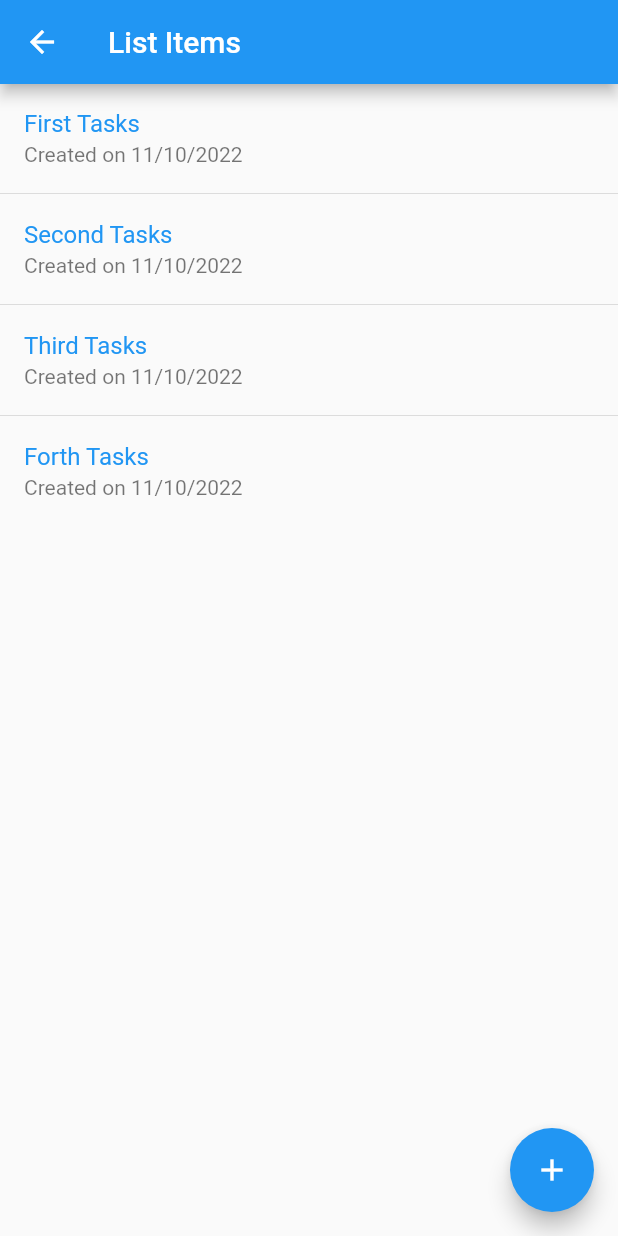
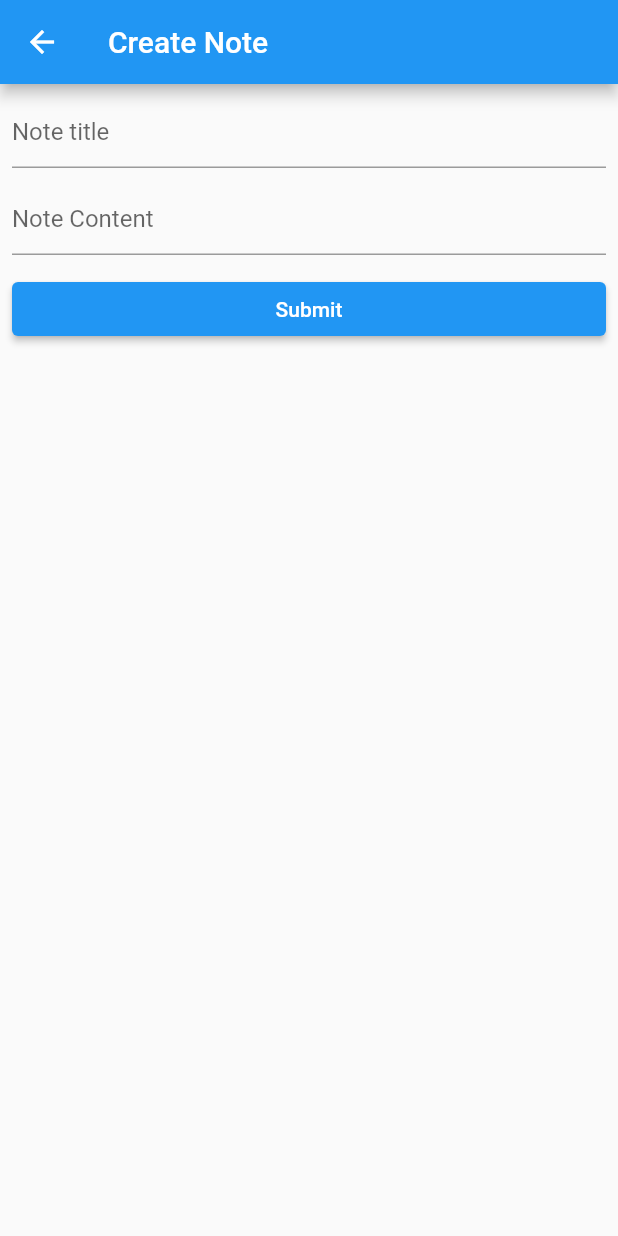
Before and after one commit to indieka900/second-flutter-app, a Flutter app: the Mylist screen opened directly, after a tap on the "add" icon, on a phone screen of 412 x 824 dp. Run offline on Flutter 3.47's test engine with Material 2 defaults, Android fonts, the phone set to English and light mode, and no system bars.

Commit message:
Second tutorial

```diff
--- /dev/null
+++ b/lib/pages/pages/note_modifier.dart
@@ -0,0 +1,45 @@
+import 'package:flutter/material.dart';
+
+class NoteModifier extends StatelessWidget {
+  //const NoteModifier({super.key});
+  String? noteid;
+  bool get isEditting => noteid != null;
+  NoteModifier({this.noteid}) {}
+
+  @override
+  Widget build(BuildContext context) {
+    return Scaffold(
+      appBar: AppBar(
+        title: Text(isEditting ? 'Edit Note' : "Create Note "),
+      ),
+      body: Padding(
+        padding: const EdgeInsets.all(8.0),
+        child: Column(
+          children: [
+            TextField(
+              decoration: InputDecoration(hintText: 'Note title'),
+            ),
+            SizedBox(
+              height: 10,
+            ),
+            TextField(
+              decoration: InputDecoration(hintText: 'Note Content'),
+            ),
+            SizedBox(
+              height: 12,
+            ),
+            SizedBox(
+              width: double.infinity,
+              child: ElevatedButton(
+                onPressed: () {
+                  Navigator.of(context).pop();
+                },
+                child: Text('Submit'),
+              ),
+            )
+          ],
+        ),
+      ),
+    );
+  }
+}
--- a/lib/pages/pages/notelist.dart
+++ b/lib/pages/pages/notelist.dart
@@ -1,4 +1,5 @@
 import 'package:flutter/material.dart';
+import 'package:flutterpro/pages/pages/note_modifier.dart';
 import 'package:flutterpro/pages/pages/pages_for_listing.dart';
 
 class Mylist extends StatelessWidget {
@@ -37,7 +38,15 @@ class Mylist extends StatelessWidget {
         title: Text("List Items"),
       ),
       floatingActionButton: FloatingActionButton(
-        onPressed: () {},
+        onPressed: () {
+          Navigator.of(context).push(
+            MaterialPageRoute(
+              builder: (context) {
+                return NoteModifier();
+              },
+            ),
+          );
+        },
         child: Icon(Icons.add),
       ),
       body: ListView.separated(
@@ -47,6 +56,17 @@ class Mylist extends StatelessWidget {
                 notes[index].noteTitle,
                 style: TextStyle(color: Theme.of(context).primaryColor),
               ),
+              onTap: () {
+                Navigator.of(context).push(
+                  MaterialPageRoute(
+                    builder: (context) {
+                      return NoteModifier(
+                        noteid: notes[index].noteId,
+                      );
+                    },
+                  ),
+                );
+              },
               subtitle: Text(
                   'Created on ${formatDateTime(notes[index].CreatDateTime)}'),
             );
```
